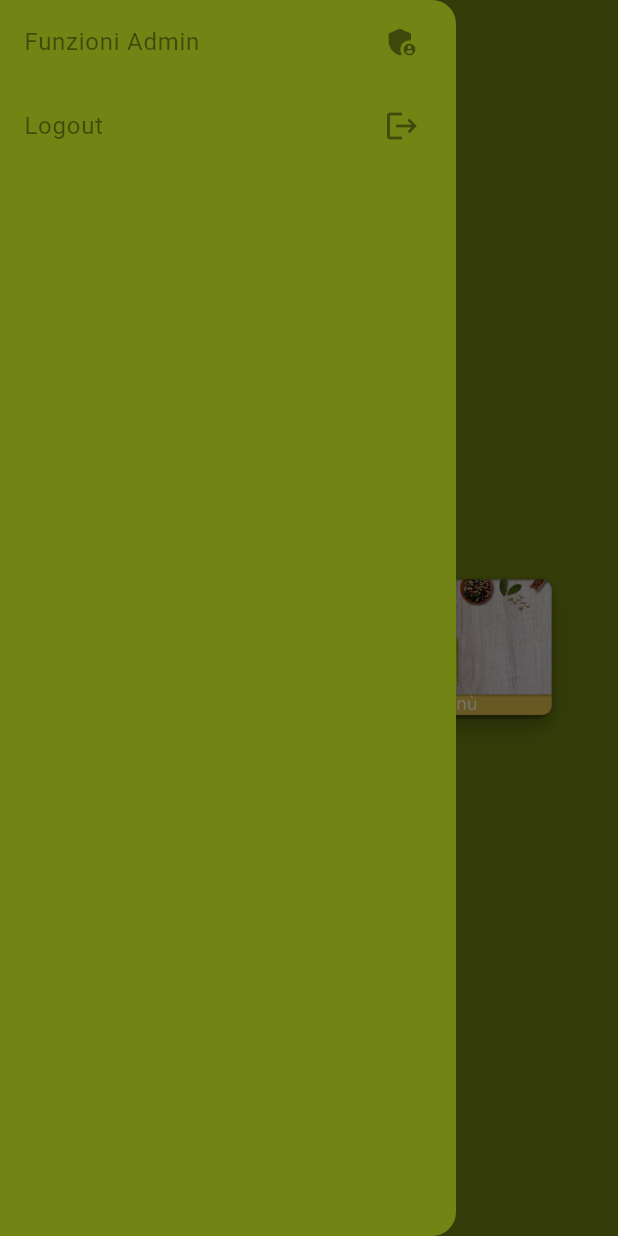
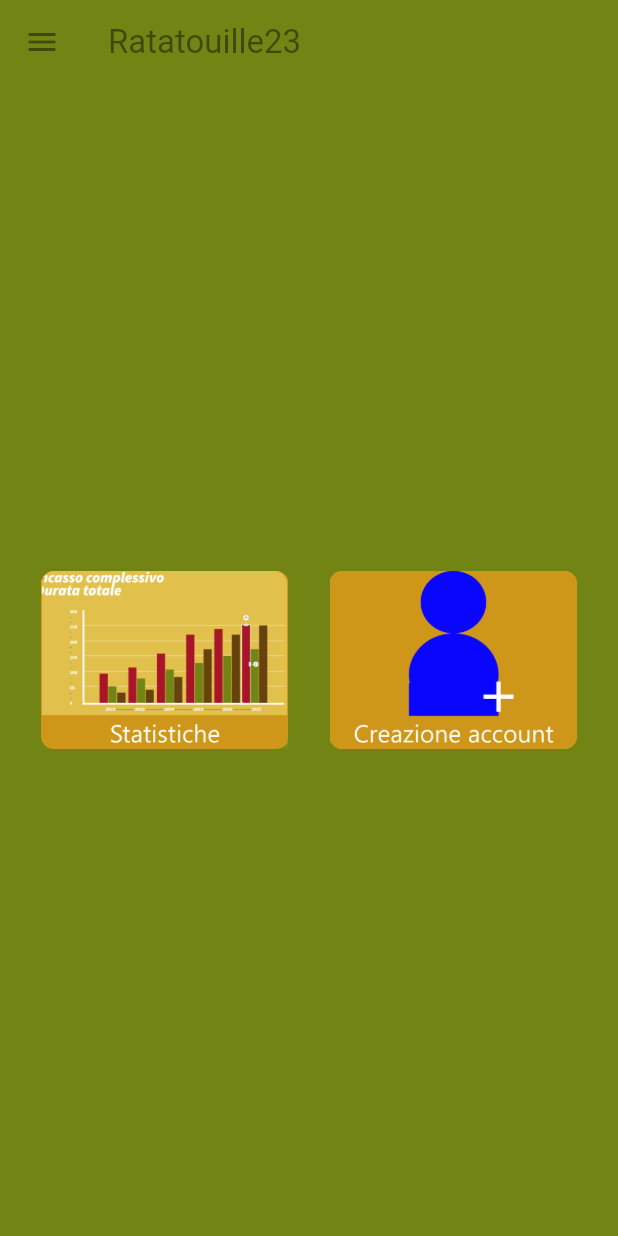
Before and after one commit to LQ95/ingsw_frontend, a Flutter app: the MenuPrincipale screen opened directly, in the side drawer, after a tap on "Funzioni Admin", on a phone screen of 412 x 824 dp. Run offline on Flutter 3.47's test engine with Material 2 defaults, Android fonts, the phone set to English and light mode, and no system bars; our stand-ins replace quickalert; missing offline and left inert: window_size; Roboto replaces fonts that are missing (Segoe UI).

Commit message:
Prima implementazione Funzioni amministratore e schermata creazione account

```diff
--- a/lib/DatabaseControl.dart
+++ b/lib/DatabaseControl.dart
@@ -2,7 +2,7 @@ import 'dart:convert';
 import 'package:http/http.dart' as http;
 
 class DatabaseControl {
-  final String baseUrl = '192.168.1.138:8080'; //Ip Marco  192.168.1.138:8080
+  final String baseUrl = '192.168.1.3:8080'; //Ip Marco  192.168.1.138:8080
   Future<String> sendUserData(String name, String pass, String ruolo) async {
     var apiUrl = Uri.http(baseUrl,
         '/api/v1/utente'); //URL del punto di contatto della API
--- a/lib/GlobImport.dart
+++ b/lib/GlobImport.dart
@@ -1,4 +1,6 @@
 import 'package:flutter/material.dart';
+import 'package:ingsw_frontend/SchermataFunzioniAmministratore.dart';
+var localcontext=null;
 var GlobalAppBar=
 AppBar(
   title: const Text("Ratatouille23",),
@@ -10,7 +12,7 @@ var globalDrawer=
         children: [
           ListTile(
             title:  const Text("Funzioni Admin"),
-            onTap: () {},
+            onTap: () {Navigator.push(localcontext, MaterialPageRoute(builder: (context) =>SchermataFunzioniAmministratore()));}, //IMPORTANTE SETTARE LOCALCONTEXT OGNI VOLTA OPPURE TROVRE UN MODO PER RICOSTRUIRLO
             trailing: const Icon(Icons.admin_panel_settings),
           ),
           ListTile(
--- a/lib/MenuPrincipale.dart
+++ b/lib/MenuPrincipale.dart
@@ -19,7 +19,7 @@ class MenuPrincipaleState extends State<MenuPrincipale>{
 
     int width = MediaQuery.of(context).size.width.toInt();
     int height = MediaQuery.of(context).size.height.toInt();
-
+    localcontext=context;
     return Scaffold(
       appBar:GlobalAppBar,
       drawer: globalDrawer,
--- /dev/null
+++ b/lib/SchermataFunzioniAmministratore.dart
@@ -0,0 +1,42 @@
+import 'package:flutter/cupertino.dart';
+import 'package:flutter/material.dart';
+import 'package:ingsw_frontend/SchermataCreazioneAccount.dart';
+import 'GlobImport.dart';
+
+class SchermataFunzioniAmministratore extends StatelessWidget{
+  @override
+  Widget build(BuildContext context) {
+
+    int width = MediaQuery.of(context).size.width.toInt();
+    int height = MediaQuery.of(context).size.height.toInt();
+
+    return Scaffold(
+      appBar:GlobalAppBar,
+      drawer: globalDrawer,
+      body:  Center(
+          child:
+          Row(
+              mainAxisAlignment: MainAxisAlignment.spaceEvenly,
+              children: [
+                InkWell(
+                  onTap: () {},
+                  child: Ink.image(
+                    image: const AssetImage('contents/images/Bottone Statistiche.png'),
+                    width: width*0.4,
+                    height: height*0.4,
+                  ),
+                ),
+                InkWell(
+                  onTap: () {Navigator.push(context, MaterialPageRoute(builder: (context) => SchermataCreazioneAccount()));},
+                  child: Ink.image(
+                    image: const AssetImage('contents/images/Bottone Creazione Account.png'),
+                    width: width*0.4,
+                    height: height*0.4,
+                  ),
+                ),
+              ]
+          )
+      ),
+    );
+  }
+}
```
Also changed, not shown: lib/SchermataCreazioneAccount.dart (added, +176 -0 lines), contents/images/Bottone Creazione Account.png (added), contents/images/Bottone Statistiche.png (added).
